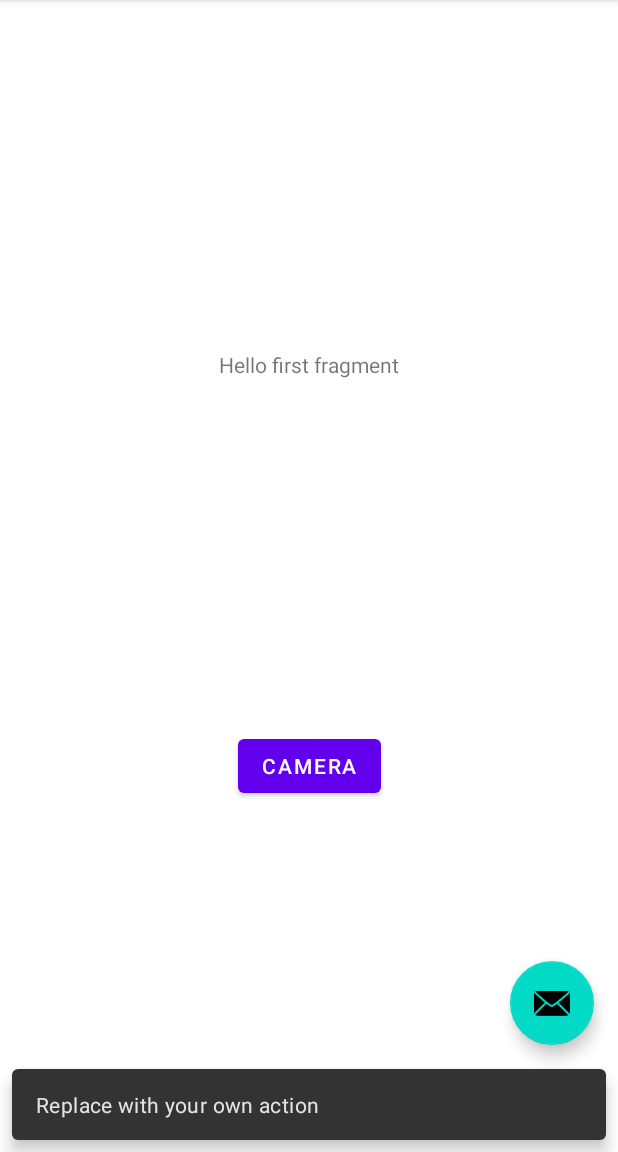
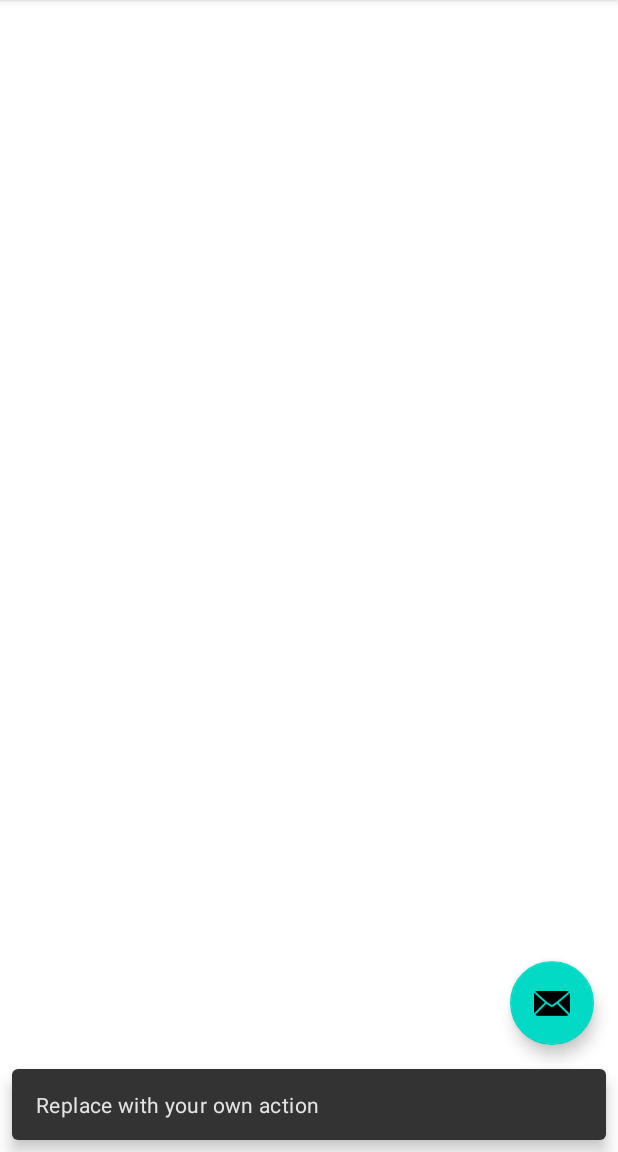
Before and after one commit to alphacodeteam/NeoScanner, an Android app: the screen it shows after launch (MainActivity), after a tap on an icon or button, on a phone screen of 412 x 824 dp, the part 84-1236 px from its top. Run offline under Robolectric (Android 15) with nearby library versions, the phone set to English and light mode, and no system bars.

Commit message:
Remove fragments, CameraActivity added and code was moved within it

```diff
--- a/app/src/main/java/es/upv/alphacodeteam/neoscanner/view/activity/MainActivity.java
+++ b/app/src/main/java/es/upv/alphacodeteam/neoscanner/view/activity/MainActivity.java
@@ -7,8 +7,6 @@ import com.google.android.material.snackbar.Snackbar;
 
 import androidx.appcompat.app.AppCompatActivity;
 import androidx.appcompat.widget.Toolbar;
-
-import android.view.View;
 
 import android.view.Menu;
 import android.view.MenuItem;
@@ -25,13 +23,7 @@ public class MainActivity extends AppCompatActivity {
         setSupportActionBar(toolbar);
 
         FloatingActionButton fab = findViewById(R.id.fab);
-        fab.setOnClickListener(new View.OnClickListener() {
-            @Override
-            public void onClick(View view) {
-                Snackbar.make(view, "Replace with your own action", Snackbar.LENGTH_LONG)
-                        .setAction("Action", null).show();
-            }
-        });
+        fab.setOnClickListener(view -> Snackbar.make(view, "Replace with your own action", Snackbar.LENGTH_LONG).setAction("Action", null).show());
     }
 
     @Override
@@ -55,4 +47,5 @@ public class MainActivity extends AppCompatActivity {
 
         return super.onOptionsItemSelected(item);
     }
+
 }
--- a/app/src/main/java/es/upv/alphacodeteam/neoscanner/view/fragment/FirstFragment.java
+++ /dev/null
@@ -1,36 +0,0 @@
-package es.upv.alphacodeteam.neoscanner.view.fragment;
-
-import android.os.Bundle;
-import android.view.LayoutInflater;
-import android.view.View;
-import android.view.ViewGroup;
-
-import androidx.annotation.NonNull;
-import androidx.fragment.app.Fragment;
-import androidx.navigation.fragment.NavHostFragment;
-
-import es.upv.alphacodeteam.neoscanner.R;
-
-public class FirstFragment extends Fragment {
-
-    @Override
-    public View onCreateView(
-            LayoutInflater inflater, ViewGroup container,
-            Bundle savedInstanceState
-    ) {
-        // Inflate the layout for this fragment
-        return inflater.inflate(R.layout.fragment_first, container, false);
-    }
-
-    public void onViewCreated(@NonNull View view, Bundle savedInstanceState) {
-        super.onViewCreated(view, savedInstanceState);
-
-        view.findViewById(R.id.button_first).setOnClickListener(new View.OnClickListener() {
-            @Override
-            public void onClick(View view) {
-                NavHostFragment.findNavController(FirstFragment.this)
-                        .navigate(R.id.action_FirstFragment_to_SecondFragment);
-            }
-        });
-    }
-}
--- a/app/src/main/java/es/upv/alphacodeteam/neoscanner/view/util/UtilTest.java
+++ /dev/null
@@ -1,4 +0,0 @@
-package es.upv.alphacodeteam.neoscanner.view.util;
-
-public class UtilTest {
-}
--- a/app/src/main/res/layout/fragment_first.xml
+++ b/app/src/main/res/layout/activity_camera.xml
@@ -4,25 +4,24 @@
     xmlns:tools="http://schemas.android.com/tools"
     android:layout_width="match_parent"
     android:layout_height="match_parent"
-    tools:context=".view.fragment.FirstFragment">
+    tools:context=".view.fragment.TestFragment">
 
-    <TextView
-        android:id="@+id/textview_first"
-        android:layout_width="wrap_content"
-        android:layout_height="wrap_content"
-        android:text="@string/hello_first_fragment"
-        app:layout_constraintBottom_toTopOf="@id/button_first"
+    <FrameLayout
+        android:id="@+id/camera_preview"
+        android:layout_width="0dp"
+        android:layout_height="0dp"
+        android:layout_weight="1"
+        app:layout_constraintBottom_toTopOf="@+id/button_second"
         app:layout_constraintEnd_toEndOf="parent"
         app:layout_constraintStart_toStartOf="parent"
         app:layout_constraintTop_toTopOf="parent" />
 
     <Button
-        android:id="@+id/button_first"
+        android:id="@+id/button_second"
         android:layout_width="wrap_content"
         android:layout_height="wrap_content"
-        android:text="@string/camera"
+        android:text="@string/previous"
         app:layout_constraintBottom_toBottomOf="parent"
         app:layout_constraintEnd_toEndOf="parent"
-        app:layout_constraintStart_toStartOf="parent"
-        app:layout_constraintTop_toBottomOf="@id/textview_first" />
+        app:layout_constraintStart_toStartOf="parent" />
 </androidx.constraintlayout.widget.ConstraintLayout>
--- a/app/src/main/res/layout/content_main.xml
+++ b/app/src/main/res/layout/content_main.xml
@@ -5,15 +5,4 @@
     android:layout_height="match_parent"
     app:layout_behavior="@string/appbar_scrolling_view_behavior">
 
-    <fragment
-        android:id="@+id/nav_host_fragment"
-        android:name="androidx.navigation.fragment.NavHostFragment"
-        android:layout_width="0dp"
-        android:layout_height="0dp"
-        app:defaultNavHost="true"
-        app:layout_constraintBottom_toBottomOf="parent"
-        app:layout_constraintLeft_toLeftOf="parent"
-        app:layout_constraintRight_toRightOf="parent"
-        app:layout_constraintTop_toTopOf="parent"
-        app:navGraph="@navigation/nav_graph" />
 </androidx.constraintlayout.widget.ConstraintLayout>
--- a/app/src/main/res/navigation/nav_graph.xml
+++ /dev/null
@@ -1,28 +0,0 @@
-<?xml version="1.0" encoding="utf-8"?>
-<navigation xmlns:android="http://schemas.android.com/apk/res/android"
-    xmlns:app="http://schemas.android.com/apk/res-auto"
-    xmlns:tools="http://schemas.android.com/tools"
-    android:id="@+id/nav_graph"
-    app:startDestination="@id/FirstFragment">
-
-    <fragment
-        android:id="@+id/FirstFragment"
-        android:name="es.upv.alphacodeteam.neoscanner.view.fragment.FirstFragment"
-        android:label="@string/first_fragment_label"
-        tools:layout="@layout/fragment_first">
-
-        <action
-            android:id="@+id/action_FirstFragment_to_SecondFragment"
-            app:destination="@id/SecondFragment" />
-    </fragment>
-    <fragment
-        android:id="@+id/SecondFragment"
-        android:name="es.upv.alphacodeteam.neoscanner.view.fragment.CameraFragment"
-        android:label="@string/second_fragment_label"
-        tools:layout="@layout/fragment_second">
-
-        <action
-            android:id="@+id/action_SecondFragment_to_FirstFragment"
-            app:destination="@id/FirstFragment" />
-    </fragment>
-</navigation>
```
Also changed, not shown: app/src/main/java/es/upv/alphacodeteam/neoscanner/view/activity/CameraActivity.java (added, +46 -0 lines), app/src/main/java/es/upv/alphacodeteam/neoscanner/view/fragment/CameraFragment.java (deleted, +0 -67 lines), app/src/main/java/es/upv/alphacodeteam/neoscanner/view/fragment/TestFragment.java (added, +26 -0 lines), app/src/main/java/es/upv/alphacodeteam/neoscanner/view/util/CameraManager.java (+10 -10 lines), app/src/main/java/es/upv/alphacodeteam/neoscanner/view/util/CameraPreview.java (+6 -4 lines), app/src/main/res/layout/fragment_second.xml (deleted, +0 -27 lines).
